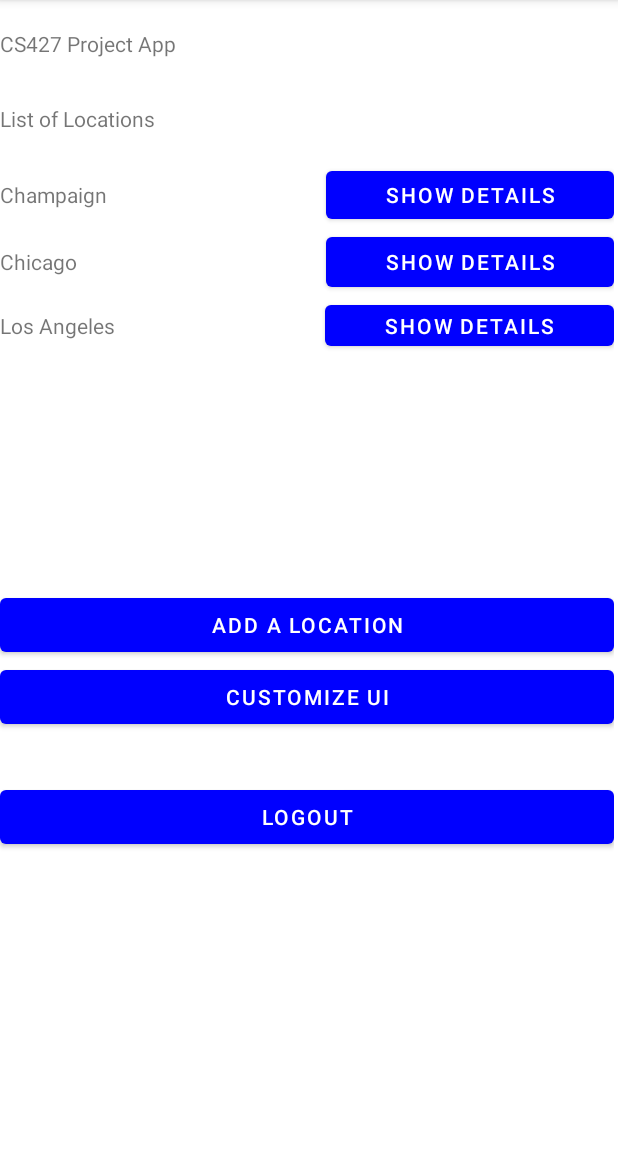
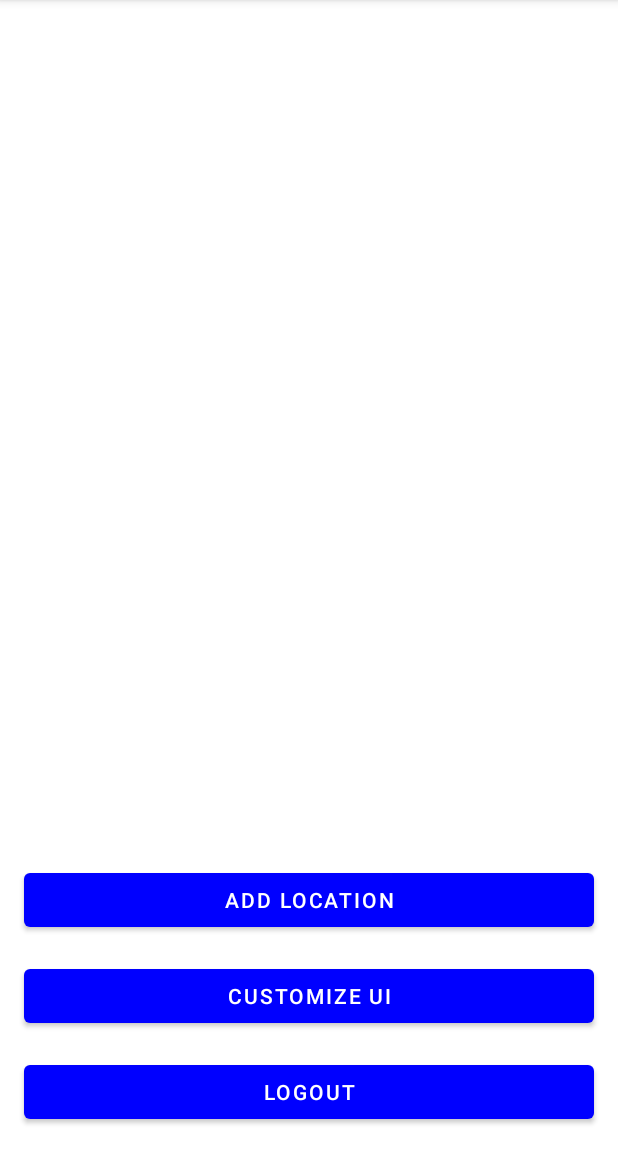
Before and after one commit to anderz-cmu-F25/Weaather-App, an Android app: the MainActivity screen opened directly, with no data from a screen before it, on a phone screen of 412 x 824 dp, the part 84-1236 px from its top. Run offline under Robolectric (Android 15) with nearby library versions, the phone set to English and light mode, and no system bars.

Commit message:
MainActivity updated to add/delete arbitrary cities and persists with different users when logging out and back in.

```diff
--- a/app/build.gradle
+++ b/app/build.gradle
@@ -8,6 +8,7 @@ android {
     defaultConfig {
         applicationId "edu.uiuc.cs427app"
         minSdk 29
+        //noinspection ExpiredTargetSdkVersion
         targetSdk 32
         versionCode 1
         versionName "1.0"
@@ -40,4 +41,5 @@ dependencies {
     testImplementation 'junit:junit:4.13.2'
     androidTestImplementation 'androidx.test.ext:junit:1.1.3'
     androidTestImplementation 'androidx.test.espresso:espresso-core:3.4.0'
+    implementation 'com.google.code.gson:gson:2.8.9'
 }
--- a/app/src/main/res/layout/activity_main.xml
+++ b/app/src/main/res/layout/activity_main.xml
@@ -1,131 +1,62 @@
 <?xml version="1.0" encoding="utf-8"?>
 <androidx.constraintlayout.widget.ConstraintLayout xmlns:android="http://schemas.android.com/apk/res/android"
     xmlns:app="http://schemas.android.com/apk/res-auto"
-    xmlns:tools="http://schemas.android.com/tools"
     android:id="@+id/mainLayout"
     android:layout_width="match_parent"
-    android:layout_height="match_parent"
-    tools:context=".MainActivity">
+    android:layout_height="match_parent">
+
+    <ScrollView
+        android:id="@+id/cityScrollView"
+        android:layout_width="match_parent"
+        android:layout_height="0dp"
+        android:layout_marginBottom="16dp"
+        app:layout_constraintTop_toTopOf="parent"
+        app:layout_constraintBottom_toTopOf="@id/buttonAddLocation">
 
         <LinearLayout
-        android:layout_width="409dp"
-        android:layout_height="729dp"
-        android:layout_marginTop="1dp"
-        android:layout_marginBottom="1dp"
-        android:orientation="vertical"
-        app:layout_constraintBottom_toBottomOf="parent"
-        app:layout_constraintTop_toTopOf="parent"
-        tools:layout_editor_absoluteX="1dp">
-
-        <TextView
-            android:id="@+id/textView3"
-            android:layout_width="match_parent"
-            android:layout_height="50dp"
-            android:text="CS427 Project App" />
-
-        <TextView
-            android:id="@+id/textView4"
+            android:id="@+id/cityButtonsLayout"
             android:layout_width="match_parent"
             android:layout_height="wrap_content"
-            android:text="List of Locations" />
-
-        <TextView
-            android:id="@+id/textView5"
-            android:layout_width="match_parent"
-            android:layout_height="wrap_content" />
-
-        <LinearLayout
-            android:layout_width="match_parent"
-            android:layout_height="44dp"
-            android:orientation="horizontal">
-
-            <TextView
-                android:id="@+id/textView10"
-                android:layout_width="wrap_content"
-                android:layout_height="wrap_content"
-                android:layout_weight="1"
-                android:text="Champaign" />
-
-            <Button
-                android:id="@+id/buttonChampaign"
-                android:layout_width="45dp"
-                android:layout_height="wrap_content"
-                android:layout_weight="1"
-                android:text="Show Details" />
+            android:orientation="vertical"
+            android:padding="16dp">
+            <!-- Dynamic city buttons will be added here -->
         </LinearLayout>
-
-        <LinearLayout
-            android:layout_width="match_parent"
-            android:layout_height="45dp"
-            android:orientation="horizontal">
-
-            <TextView
-                android:id="@+id/textView12"
-                android:layout_width="wrap_content"
-                android:layout_height="wrap_content"
-                android:layout_weight="1"
-                android:text="Chicago" />
-
-            <Button
-                android:id="@+id/buttonChicago"
-                android:layout_width="25dp"
-                android:layout_height="wrap_content"
-                android:layout_weight="1"
-                android:text="Show Details" />
-        </LinearLayout>
-
-        <LinearLayout
-            android:layout_width="match_parent"
-            android:layout_height="39dp"
-            android:orientation="horizontal">
-
-            <TextView
-                android:id="@+id/textView13"
-                android:layout_width="wrap_content"
-                android:layout_height="wrap_content"
-                android:layout_weight="1"
-                android:text="Los Angeles" />
-
-            <Button
-                android:id="@+id/buttonLA"
-                android:layout_width="52dp"
-                android:layout_height="wrap_content"
-                android:layout_weight="1"
-                android:text="Show Details" />
-        </LinearLayout>
-
-        <TextView
-            android:id="@+id/textView14"
-            android:layout_width="match_parent"
-            android:layout_height="156dp" />
+    </ScrollView>
 
     <Button
         android:id="@+id/buttonAddLocation"
-            android:layout_width="match_parent"
+        android:layout_width="0dp"
         android:layout_height="wrap_content"
-            android:text="Add a location" />
-
+        android:layout_marginStart="16dp"
+        android:layout_marginEnd="16dp"
+        android:layout_marginBottom="16dp"
+        android:text="Add Location"
+        app:layout_constraintBottom_toTopOf="@id/buttonCustomizeUI"
+        app:layout_constraintLeft_toLeftOf="parent"
+        app:layout_constraintRight_toRightOf="parent" />
 
     <Button
         android:id="@+id/buttonCustomizeUI"
-            android:layout_width="match_parent"
+        android:layout_width="0dp"
         android:layout_height="wrap_content"
+        android:layout_marginStart="16dp"
+        android:layout_marginEnd="16dp"
         android:layout_marginBottom="16dp"
         android:text="Customize UI"
-            app:layout_constraintBottom_toTopOf="@+id/buttonSwitchTheme"
-            app:layout_constraintEnd_toEndOf="parent"
-            app:layout_constraintStart_toStartOf="parent" />
+        app:layout_constraintBottom_toTopOf="@id/buttonLogout"
+        app:layout_constraintLeft_toLeftOf="parent"
+        app:layout_constraintRight_toRightOf="parent" />
 
     <Button
         android:id="@+id/buttonLogout"
-            android:layout_width="match_parent"
+        android:layout_width="0dp"
         android:layout_height="wrap_content"
+        android:layout_marginStart="16dp"
+        android:layout_marginEnd="16dp"
+        android:layout_marginBottom="16dp"
         android:text="Logout"
-            android:layout_marginTop="16dp"
-            app:layout_constraintTop_toBottomOf="@id/buttonCustomizeUI"
-            app:layout_constraintStart_toStartOf="parent"
-            app:layout_constraintEnd_toEndOf="parent" />
-
-    </LinearLayout>
+        app:layout_constraintBottom_toBottomOf="parent"
+        app:layout_constraintLeft_toLeftOf="parent"
+        app:layout_constraintRight_toRightOf="parent" />
 
 </androidx.constraintlayout.widget.ConstraintLayout>
```
Also changed, not shown: app/src/main/java/edu/uiuc/cs427app/MainActivity.java (+143 -47 lines). Lines whose indentation alone changed are shown as unchanged.
